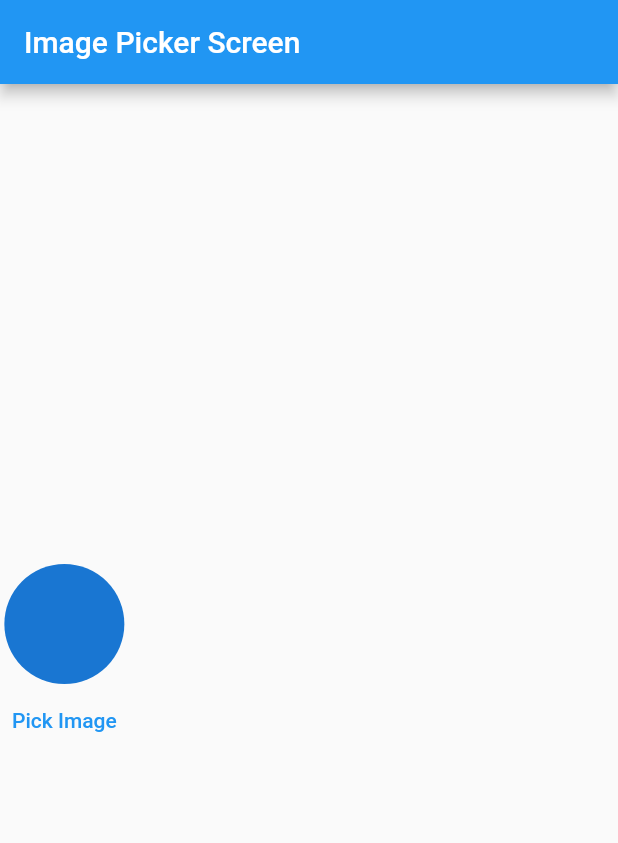
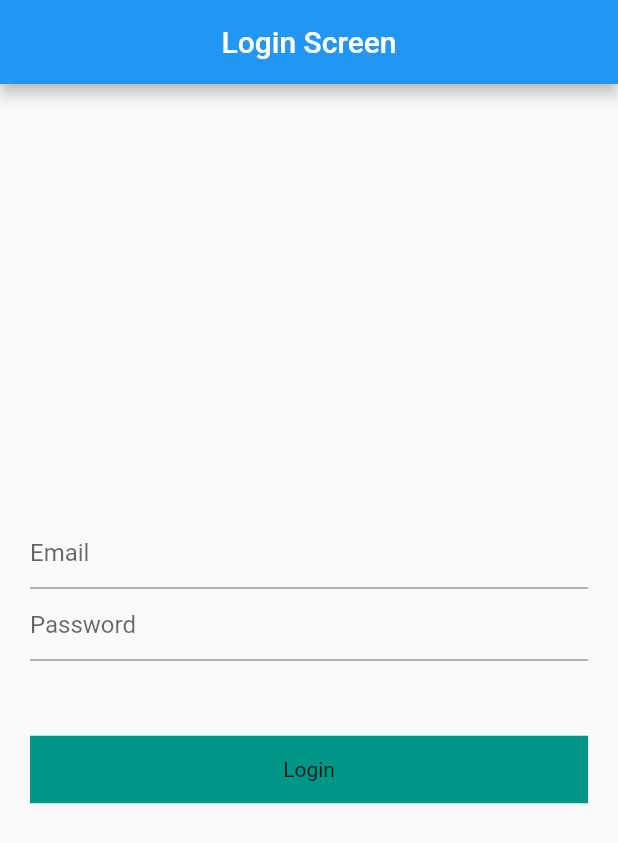
Before and after one commit to mohit-52/GetX-State-Management, a Flutter app: the screen it shows after launch, on a phone screen of 412 x 824 dp. Shown: the top 843 px of the screen. Run offline on Flutter 3.47's test engine with Material 2 defaults, Android fonts, the phone set to English and light mode, and no system bars; our stand-ins replace get, image_picker, shared_preferences.

Commit message:
GetX Login(Post, Put, Delete) API

```diff
--- /dev/null
+++ b/lib/login_api/login_controller.dart
@@ -0,0 +1,41 @@
+import 'dart:convert';
+
+import 'package:flutter/cupertino.dart';
+import 'package:get/get.dart';
+import 'package:http/http.dart' as http;
+
+class LoginController extends GetxController {
+  final emailController = TextEditingController().obs;
+  final passwordController = TextEditingController().obs;
+  RxBool loading = false.obs;
+
+
+
+  void loginApi(String email, String pass) async {
+    loading.value = true;
+    try {
+      final response = await http.post(Uri.parse("https://reqres.in/api/login"), body: {
+        'email': email,
+        'password': pass,
+      });
+
+      if (response.statusCode == 200) {
+        loading.value = false;
+        var data = jsonDecode(response.body);
+        print(response.statusCode.toString());
+        print(data);
+        Get.snackbar("Login Successful", data.toString());
+
+      } else {
+        loading.value = false;
+
+        Get.snackbar("Login Failed", response.statusCode.toString());
+        // print(emailController.va)
+
+      }
+    } catch (e) {
+      loading.value = false;
+      Get.snackbar("Error!", e.toString());
+    }
+  }
+}
--- /dev/null
+++ b/lib/login_api/login_screen.dart
@@ -0,0 +1,54 @@
+import 'package:flutter/material.dart';
+import 'package:get/get.dart';
+import 'package:learning_getx/login_api/login_controller.dart';
+
+class LoginScreen extends StatefulWidget {
+  const LoginScreen({Key? key}) : super(key: key);
+
+  @override
+  State<LoginScreen> createState() => _LoginScreenState();
+}
+
+class _LoginScreenState extends State<LoginScreen> {
+
+  LoginController controller = Get.put(LoginController());
+
+  @override
+  Widget build(BuildContext context) {
+    return Scaffold(
+      appBar: AppBar(title: Text("Login Screen"), centerTitle: true,),
+      body: Padding(
+        padding:  EdgeInsets.symmetric(horizontal: 20),
+        child: Column(
+          mainAxisAlignment: MainAxisAlignment.center,
+          crossAxisAlignment: CrossAxisAlignment.center,
+          children: [
+            TextFormField(
+              controller: controller.emailController.value,
+              decoration: InputDecoration(
+                hintText: "Email"
+              ),),
+          TextFormField(
+            controller: controller.passwordController.value,
+            decoration: InputDecoration(
+                hintText: "Password"
+            ),),
+            SizedBox(height: 50,),
+            Obx(() {
+              return InkWell(
+                onTap: (){
+                  controller.loginApi(controller.emailController.value.text.toString(), controller.passwordController.value.text.toString());
+                },
+                child: Container(
+                  height: 45,
+                  color: Colors.teal,
+                  child: Center(child: controller.loading.value ? CircularProgressIndicator() : Text("Login"),),
+                ),
+              );
+            })
+          ],
+        ),
+      ),
+    );
+  }
+}
--- a/lib/main.dart
+++ b/lib/main.dart
@@ -1,5 +1,6 @@
 import 'package:flutter/material.dart';
 import 'package:get/get.dart';
+import 'package:learning_getx/login_api/login_screen.dart';
 import 'package:learning_getx/state_management/container_eg2.dart';
 import 'package:learning_getx/state_management/example3_screen.dart';
 import 'package:learning_getx/state_management/example4_Screen.dart';
@@ -31,7 +32,7 @@ class MyApp extends StatelessWidget {
         // colorScheme: ColorScheme.fromSeed(seedColor: Colors.purple),
         // useMaterial3: false,
       ),
-      home:  ImagePickerScreen(),
+      home:  LoginScreen(),
       // getPages: [
       //   GetPage(name: '/', page: ()=> HomeScreen()),
       //   GetPage(name: '/screen1', page: ()=> ScreenOne()),
--- a/pubspec.yaml
+++ b/pubspec.yaml
@@ -38,6 +38,7 @@ dependencies:
   get: ^4.6.5
   shared_preferences: ^2.2.0
   image_picker: ^1.0.0
+  http: ^1.1.0
 
 dev_dependencies:
   flutter_test:
```
Also changed, not shown: pubspec.lock.
